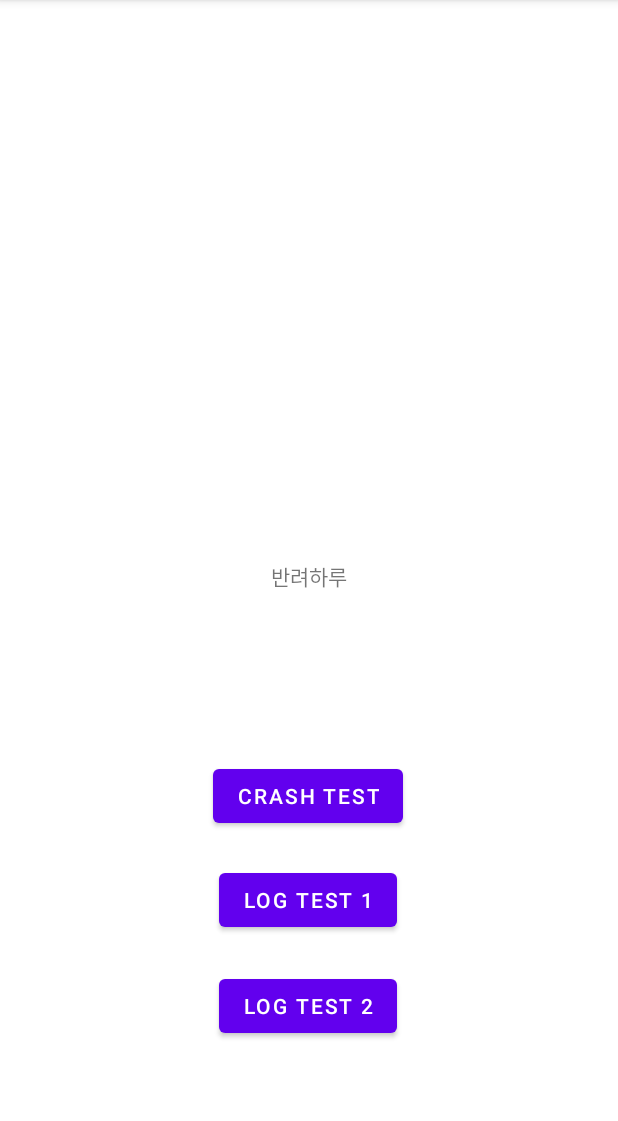
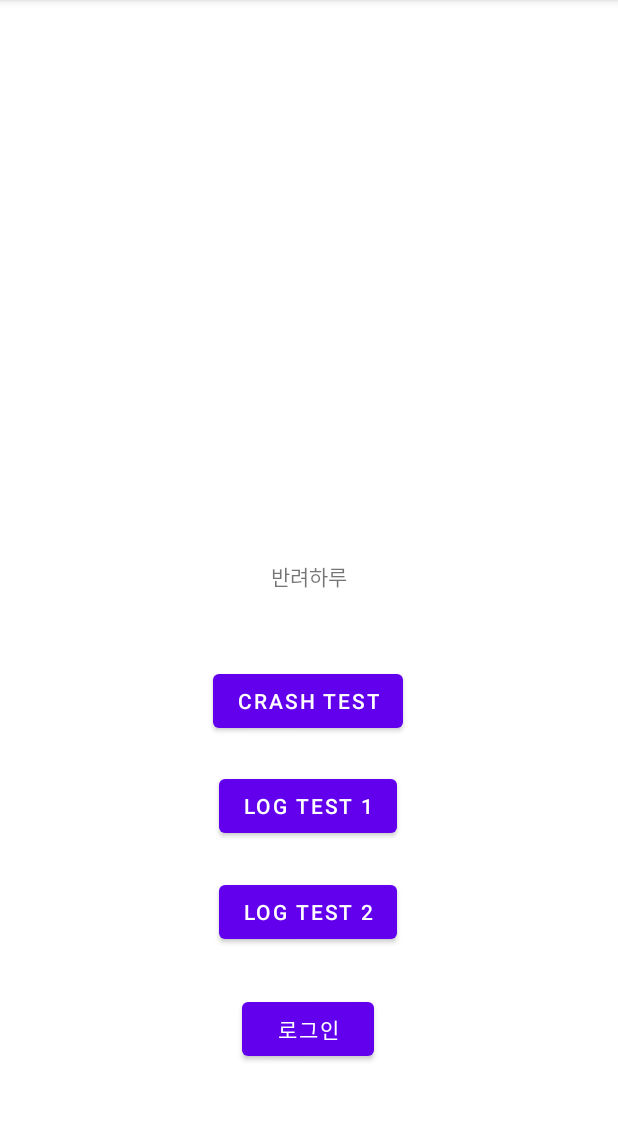
Before and after one commit to SWM-Retriever/Client, an Android app: the screen it shows after launch (MainActivity), on a phone screen of 412 x 824 dp, the part 84-1205 px from its top. Run offline under Robolectric (Android 15) with nearby library versions, the phone set to English and light mode, and no system bars; libraries missing offline, so code that uses them is left out: com.kakao.sdk; 1 statement that could not run was skipped.

Commit message:
Create: Kakao SDK setting

```diff
--- a/app/build.gradle
+++ b/app/build.gradle
@@ -44,4 +44,8 @@ dependencies {
     testImplementation 'junit:junit:4.13.2'
     androidTestImplementation 'androidx.test.ext:junit:1.1.3'
     androidTestImplementation 'androidx.test.espresso:espresso-core:3.4.0'
+    implementation "com.kakao.sdk:v2-user:2.11.0" // 카카오 로그인
+    implementation "com.kakao.sdk:v2-talk:2.11.0" // 친구, 메시지(카카오톡)
+    implementation "com.kakao.sdk:v2-share:2.11.0" // 메시지(카카오톡 공유)
+    implementation "androidx.lifecycle:lifecycle-runtime-ktx:2.4.1" // 코루틴
 }
--- a/app/src/main/java/org/retriever/dailypet/MainActivity.kt
+++ b/app/src/main/java/org/retriever/dailypet/MainActivity.kt
@@ -1,5 +1,6 @@
 package org.retriever.dailypet
 
+import android.content.Intent
 import androidx.appcompat.app.AppCompatActivity
 import android.os.Bundle
 import android.widget.Button
@@ -18,6 +19,7 @@ class MainActivity : AppCompatActivity() {
         val crashButton = findViewById<Button>(R.id.btn_crash)
         val log1Button = findViewById<Button>(R.id.btn_1)
         val log2Button = findViewById<Button>(R.id.btn_2)
+        val loginButton = findViewById<Button>(R.id.btn_login)
 
         crashButton.setOnClickListener{
             throw RuntimeException("Test Crash") // Force a crash
@@ -35,6 +37,10 @@ class MainActivity : AppCompatActivity() {
             }
             firebaseAnalytics.logEvent("Button2", bundle)
         }
+        loginButton.setOnClickListener {
+            val nextIntent = Intent(this, LoginActivity::class.java)
+            startActivity(nextIntent)
+        }
 
 
 //        addContentView(crashButton, ViewGroup.LayoutParams(
--- a/app/src/main/res/layout/activity_main.xml
+++ b/app/src/main/res/layout/activity_main.xml
@@ -25,7 +25,7 @@
         app:layout_constraintHorizontal_bias="0.498"
         app:layout_constraintStart_toStartOf="parent"
         app:layout_constraintTop_toTopOf="parent"
-        app:layout_constraintVertical_bias="0.704" />
+        app:layout_constraintVertical_bias="0.616" />
 
     <Button
         android:id="@+id/btn_1"
@@ -37,7 +37,7 @@
         app:layout_constraintHorizontal_bias="0.498"
         app:layout_constraintStart_toStartOf="parent"
         app:layout_constraintTop_toTopOf="parent"
-        app:layout_constraintVertical_bias="0.8" />
+        app:layout_constraintVertical_bias="0.713" />
 
     <Button
         android:id="@+id/btn_2"
@@ -49,7 +49,19 @@
         app:layout_constraintHorizontal_bias="0.498"
         app:layout_constraintStart_toStartOf="parent"
         app:layout_constraintTop_toTopOf="parent"
-        app:layout_constraintVertical_bias="0.898" />
+        app:layout_constraintVertical_bias="0.811" />
+
+    <Button
+        android:id="@+id/btn_login"
+        android:layout_width="wrap_content"
+        android:layout_height="wrap_content"
+        android:text="로그인"
+        app:layout_constraintBottom_toBottomOf="parent"
+        app:layout_constraintEnd_toEndOf="parent"
+        app:layout_constraintHorizontal_bias="0.498"
+        app:layout_constraintStart_toStartOf="parent"
+        app:layout_constraintTop_toTopOf="parent"
+        app:layout_constraintVertical_bias="0.919" />
 
 
 </androidx.constraintlayout.widget.ConstraintLayout>
--- /dev/null
+++ b/app/src/main/res/values/kakao_strings.xml
@@ -0,0 +1,4 @@
+<?xml version="1.0" encoding="utf-8"?>
+<resources>
+    <string name="kakao_native_app_key">45276ed14e089e697b39bb9cab043b7f</string>
+</resources>
--- a/build.gradle
+++ b/build.gradle
@@ -1,5 +1,8 @@
 // Top-level build file where you can add configuration options common to all sub-projects/modules.
 buildscript {
+    repositories{
+        maven { url 'https://devrepo.kakao.com/nexus/content/groups/public/'}
+    }
     dependencies {
         classpath 'com.google.firebase:firebase-crashlytics-gradle:2.9.1'
     }
--- a/settings.gradle
+++ b/settings.gradle
@@ -10,6 +10,7 @@ dependencyResolutionManagement {
     repositories {
         google()
         mavenCentral()
+        maven { url 'https://devrepo.kakao.com/nexus/content/groups/public/'}
     }
 }
 rootProject.name = "DailyPet"
```
Also changed, not shown: app/src/main/AndroidManifest.xml (+7 -1 lines), app/src/main/java/org/retriever/dailypet/LoginActivity.kt (added, +45 -0 lines), app/src/main/java/org/retriever/dailypet/UserApiClientExt.kt (added, +67 -0 lines), app/src/main/res/layout/activity_login.xml (added, +23 -0 lines), app/src/main/res/drawable/kakao_login_large_narrow.png (added), app/src/main/res/drawable/kakao_login_large_wide.png (added), app/src/main/res/drawable/kakao_login_medium_narrow.png (added), app/src/main/res/drawable/kakao_login_medium_wide.png (added), 1 other file.
